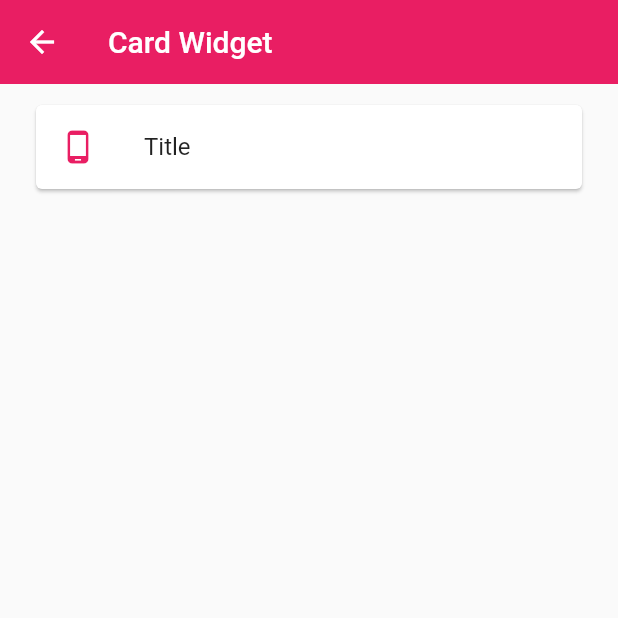
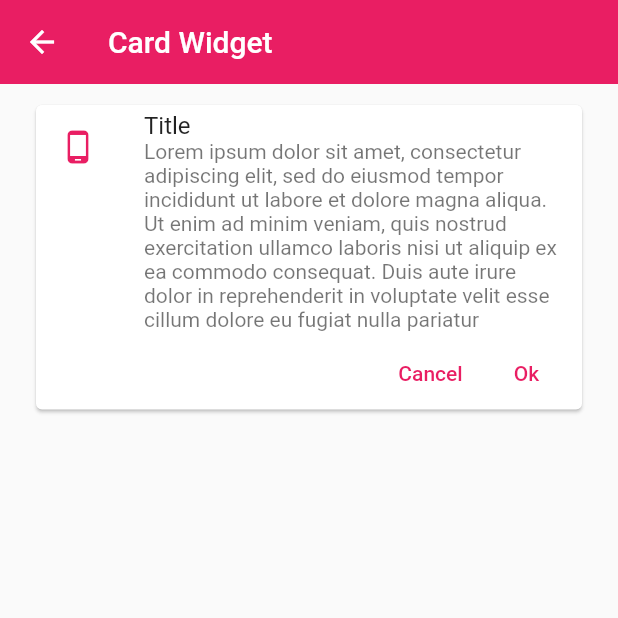
Before and after one commit to Rituzka/flutter_list_components_app, a Flutter app: the CardScreen screen opened by its route, on a phone screen of 412 x 824 dp, the top half of it. Run offline on Flutter 3.47's test engine with Material 2 defaults, Android fonts, the light colour scheme and no system bars.

Commit message:
card Screen list design

```diff
--- a/lib/screens/card_screen.dart
+++ b/lib/screens/card_screen.dart
@@ -1,5 +1,5 @@
 import 'package:flutter/material.dart';
-import 'package:flutter_list_components_app/themes/app_theme.dart';
+import '../widgets/widgets.dart';
 
 class CardScreen extends StatelessWidget {
   const CardScreen({Key? key}) : super(key: key);
@@ -12,17 +12,7 @@ class CardScreen extends StatelessWidget {
       ),
       body: ListView(
           padding: const EdgeInsets.symmetric(horizontal: 20, vertical: 10),
-          children: [
-            Card(
-                child: Column(
-              children: const [
-                ListTile(
-                  leading: Icon(Icons.phone_android, color: AppTheme.primary),
-                  title: Text("Title"),
-                )
-              ],
-            ))
-          ]),
+          children: const [CustomCardType1()]),
     );
   }
 }
--- a/lib/themes/app_theme.dart
+++ b/lib/themes/app_theme.dart
@@ -4,11 +4,26 @@ class AppTheme {
   static const Color primary = Colors.pink;
 
   static final ThemeData lightTheme = ThemeData.light().copyWith(
+
+      //Primary color
       primaryColor: Colors.pink,
-      appBarTheme: const AppBarTheme(color: primary, elevation: 0));
+
+      //AppBar Theme
+      appBarTheme: const AppBarTheme(color: primary, elevation: 0),
+
+      //TextButton Theme
+      textButtonTheme:
+          TextButtonThemeData(style: TextButton.styleFrom(primary: primary)));
 
   static final ThemeData darkTheme = ThemeData.dark().copyWith(
+
+      //Primary color
       primaryColor: Colors.pink,
+
+      //AppBar Theme
       appBarTheme: const AppBarTheme(color: primary, elevation: 0),
-      scaffoldBackgroundColor: Colors.black);
+
+      //TextButton Theme
+      textButtonTheme:
+          TextButtonThemeData(style: TextButton.styleFrom(primary: primary)));
 }
--- /dev/null
+++ b/lib/widgets/custom_card_type1.dart
@@ -0,0 +1,42 @@
+// ignore_for_file: unnecessary_const
+
+import 'package:flutter/material.dart';
+
+import '../themes/app_theme.dart';
+
+class CustomCardType1 extends StatelessWidget {
+  const CustomCardType1({
+    Key? key,
+  }) : super(key: key);
+
+  @override
+  Widget build(BuildContext context) {
+    return Card(
+        child: Column(
+      children: [
+        const ListTile(
+          leading: Icon(Icons.phone_android, color: AppTheme.primary),
+          title: Text("Title"),
+          subtitle: Text(
+              "Lorem ipsum dolor sit amet, consectetur adipiscing elit, sed do eiusmod tempor incididunt ut labore et dolore magna aliqua. Ut enim ad minim veniam, quis nostrud exercitation ullamco laboris nisi ut aliquip ex ea commodo consequat. Duis aute irure dolor in reprehenderit in voluptate velit esse cillum dolore eu fugiat nulla pariatur"),
+        ),
+        Padding(
+          padding: const EdgeInsets.only(right: 5.0),
+          child: Row(
+            mainAxisAlignment: MainAxisAlignment.end,
+            children: [
+              TextButton(
+                onPressed: () {},
+                child: const Text('Cancel'),
+              ),
+              TextButton(
+                onPressed: () {},
+                child: const Text('Ok'),
+              ),
+            ],
+          ),
+        )
+      ],
+    ));
+  }
+}
--- /dev/null
+++ b/lib/widgets/widgets.dart
@@ -0,0 +1 @@
+export 'package:flutter_list_components_app/widgets/custom_card_type1.dart';
```
